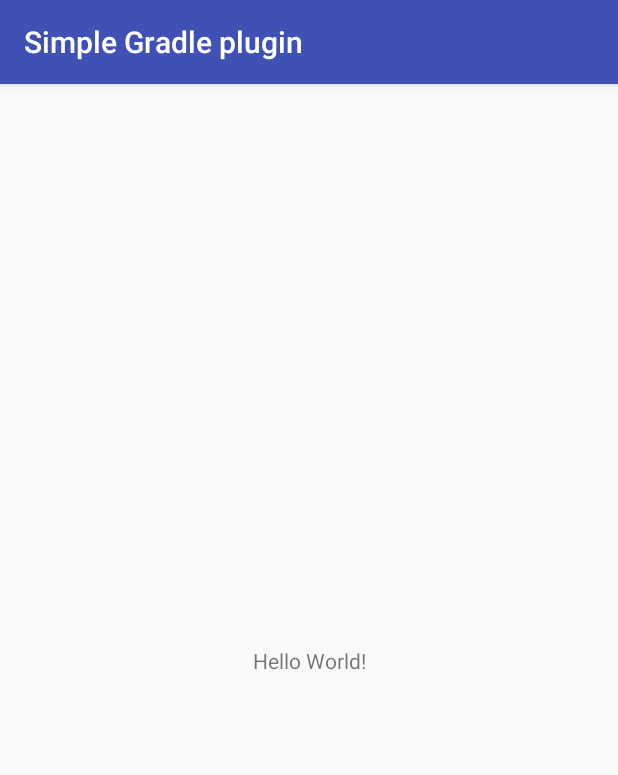
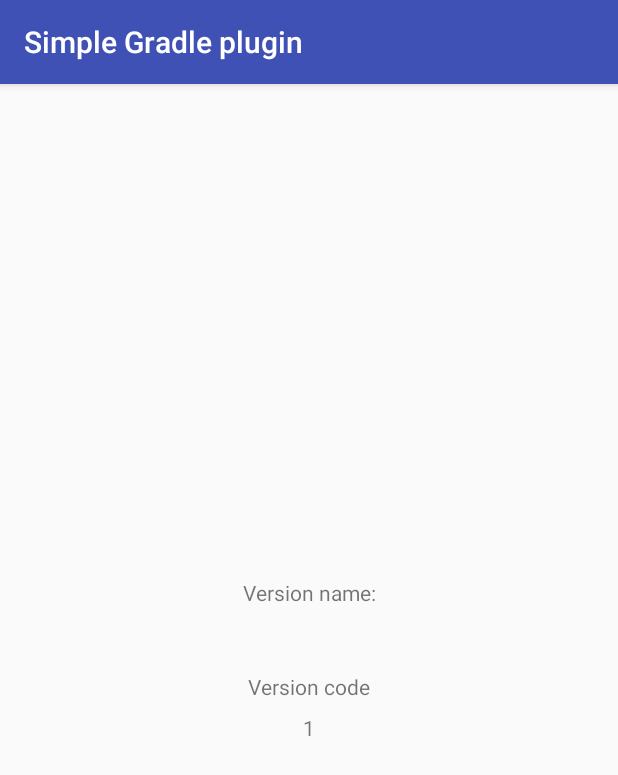
Before and after one commit to SunnyDayDev/examples-simple-gradle-plugin, an Android app: the screen it shows after launch (MainActivity), on a phone screen of 412 x 824 dp. Shown: the top 775 px of the screen. Run offline under Robolectric (Android 15) with nearby library versions, the phone set to English and light mode, and no system bars; our stand-ins replace data binding.

Commit message:
Cleaning and more.

```diff
--- a/app/src/main/java/me/sunnydaydev/simplegradleplugin/MainActivity.kt
+++ b/app/src/main/java/me/sunnydaydev/simplegradleplugin/MainActivity.kt
@@ -1,12 +1,15 @@
 package me.sunnydaydev.simplegradleplugin
 
+import android.databinding.DataBindingUtil
 import android.support.v7.app.AppCompatActivity
 import android.os.Bundle
+import me.sunnydaydev.simplegradleplugin.databinding.ActivityMainBinding
 
 class MainActivity : AppCompatActivity() {
 
     override fun onCreate(savedInstanceState: Bundle?) {
         super.onCreate(savedInstanceState)
-        setContentView(R.layout.activity_main)
+        DataBindingUtil.setContentView<ActivityMainBinding>(this, R.layout.activity_main)
     }
+
 }
--- a/app/src/main/res/layout/activity_main.xml
+++ b/app/src/main/res/layout/activity_main.xml
@@ -1,18 +1,71 @@
 <?xml version="1.0" encoding="utf-8"?>
-<android.support.constraint.ConstraintLayout xmlns:android="http://schemas.android.com/apk/res/android"
+<layout
+    xmlns:android="http://schemas.android.com/apk/res/android"
     xmlns:app="http://schemas.android.com/apk/res-auto"
-    xmlns:tools="http://schemas.android.com/tools"
+    xmlns:tools="http://schemas.android.com/tools">
+
+    <data>
+
+        <import type="me.sunnydaydev.simplegradleplugin.BuildConfig"/>
+
+    </data>
+
+
+    <android.support.constraint.ConstraintLayout
         android:layout_width="match_parent"
         android:layout_height="match_parent"
         tools:context="me.sunnydaydev.simplegradleplugin.MainActivity">
 
         <TextView
+            android:id="@+id/versionNameTitle"
             android:layout_width="wrap_content"
             android:layout_height="wrap_content"
-        android:text="Hello World!"
+            android:text="@string/prompt_version_name"
+            app:layout_constraintBottom_toTopOf="@+id/versionName"
+            app:layout_constraintEnd_toEndOf="parent"
+            app:layout_constraintHorizontal_bias="0.5"
+            app:layout_constraintStart_toStartOf="parent"
+            app:layout_constraintTop_toTopOf="parent"
+            app:layout_constraintVertical_chainStyle="packed" />
+
+        <TextView
+            android:id="@+id/versionName"
+            android:layout_width="wrap_content"
+            android:layout_height="wrap_content"
+            android:layout_marginTop="8dp"
+            android:text="@{BuildConfig.VERSION_NAME}"
+            app:layout_constraintBottom_toTopOf="@+id/versionCodeTitle"
+            app:layout_constraintEnd_toEndOf="parent"
+            app:layout_constraintHorizontal_bias="0.5"
+            app:layout_constraintStart_toStartOf="parent"
+            app:layout_constraintTop_toBottomOf="@+id/versionNameTitle"
+            tools:text="0.0.1" />
+
+        <TextView
+            android:id="@+id/versionCodeTitle"
+            android:layout_width="wrap_content"
+            android:layout_height="wrap_content"
+            android:layout_marginTop="16dp"
+            android:text="@string/prompt_version_code"
+            app:layout_constraintBottom_toTopOf="@+id/versionCode"
+            app:layout_constraintEnd_toEndOf="parent"
+            app:layout_constraintHorizontal_bias="0.5"
+            app:layout_constraintStart_toStartOf="parent"
+            app:layout_constraintTop_toBottomOf="@+id/versionName" />
+
+        <TextView
+            android:id="@+id/versionCode"
+            android:layout_width="wrap_content"
+            android:layout_height="wrap_content"
+            android:layout_marginTop="8dp"
+            android:text="@{String.valueOf(BuildConfig.VERSION_CODE)}"
             app:layout_constraintBottom_toBottomOf="parent"
-        app:layout_constraintLeft_toLeftOf="parent"
-        app:layout_constraintRight_toRightOf="parent"
-        app:layout_constraintTop_toTopOf="parent" />
+            app:layout_constraintEnd_toEndOf="parent"
+            app:layout_constraintHorizontal_bias="0.5"
+            app:layout_constraintStart_toStartOf="parent"
+            app:layout_constraintTop_toBottomOf="@+id/versionCodeTitle"
+            tools:text="1" />
 
     </android.support.constraint.ConstraintLayout>
+
+</layout>
--- a/app/src/main/res/values/strings.xml
+++ b/app/src/main/res/values/strings.xml
@@ -1,3 +1,5 @@
 <resources>
     <string name="app_name">Simple Gradle plugin</string>
+    <string name="prompt_version_name">Version name:</string>
+    <string name="prompt_version_code">Version code</string>
 </resources>
--- a/autoincrementor/src/main/kotlin/me/sunnydaydev/autoincrementor/AutoIncrementExtension.kt
+++ b/autoincrementor/src/main/kotlin/me/sunnydaydev/autoincrementor/AutoIncrementExtension.kt
@@ -13,7 +13,7 @@ open class AutoIncrementExtension(val increments: NamedDomainObjectContainer<Inc
 
     val versionCode: Int get() = store.versionCode
 
-    var enabled = true
+    val versionName: String get() = store.versionName
 
     fun increments(action: Action<in NamedDomainObjectContainer<Increment>>) {
         action.execute(increments)
--- a/build.gradle
+++ b/build.gradle
@@ -7,7 +7,7 @@ buildscript {
         jcenter()
     }
     dependencies {
-        classpath 'com.android.tools.build:gradle:3.0.0-rc1'
+        classpath 'com.android.tools.build:gradle:3.0.0'
         classpath "org.jetbrains.kotlin:kotlin-gradle-plugin:$kotlin_version"
 
         // NOTE: Do not place your application dependencies here; they belong
```
Also changed, not shown: app/build.gradle (+19 -54 lines), autoincrementor/build.gradle (+1 -12 lines), autoincrementor/src/main/kotlin/me/sunnydaydev/autoincrementor/ApplicationVariantExtensions.kt (deleted, +0 -15 lines), autoincrementor/src/main/kotlin/me/sunnydaydev/autoincrementor/AutoIncrementStore.kt (+19 -3 lines), autoincrementor/src/main/kotlin/me/sunnydaydev/autoincrementor/AutoIncrementorPlugin.kt (+3 -29 lines), autoincrementor/src/main/kotlin/me/sunnydaydev/autoincrementor/Increment.kt (+8 -15 lines), autoincrementor/src/main/kotlin/me/sunnydaydev/autoincrementor/VariantIncrementTask.kt (+49 -12 lines). Lines whose indentation alone changed are shown as unchanged.
